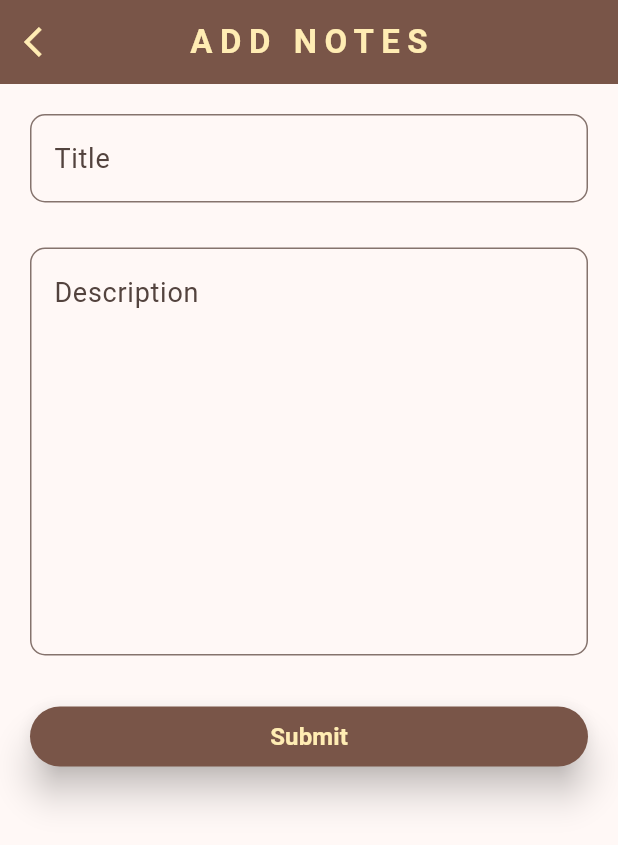
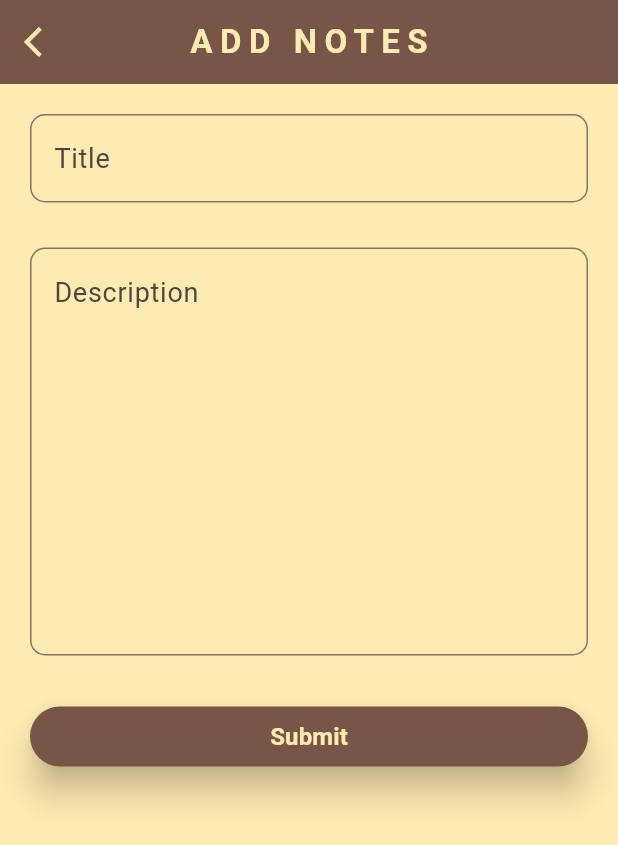
Before and after one commit to VivekR1990/todo-app-with-bloc-and-api, a Flutter app: the screen it shows after launch, after a tap on the "add" icon, on a phone screen of 412 x 824 dp. Shown: the top 845 px of the screen. Run offline on Flutter 3.47's test engine with Material 3 defaults, Android fonts, the phone set to English and light mode, and no system bars; our stand-ins replace bloc, flutter_bloc; network calls fail.

Commit message:
july commit

```diff
--- a/lib/main.dart
+++ b/lib/main.dart
@@ -31,7 +31,7 @@ class MyApp extends StatelessWidget {
         theme: ThemeData(
           colorScheme: ColorScheme.fromSeed(
               seedColor: Colors.brown,
-              background: Colors.amber[100]),
+              surface: Colors.amber[100]),
           useMaterial3: true,
         ),
         home: const ScreenHome(),
--- a/lib/screens/add_notes/add_note_bloc/add_state.dart
+++ b/lib/screens/add_notes/add_note_bloc/add_state.dart
@@ -1,11 +1,9 @@
+abstract class AddState {}
 
+abstract class AddActionState extends AddState {}
 
-abstract class AddState{}
+final class AddInitial extends AddState {}
 
- abstract class AddActionState extends AddState{}
+final class AddNoteSuccessState extends AddActionState {}
 
- final class AddInitial extends AddState{}
-
-  final class  AddNoteSuccessState extends AddActionState{}
-
-  final class AddNoteErrorState extends AddActionState{}
+final class AddNoteErrorState extends AddActionState {}
--- a/lib/screens/add_notes/add_notes.dart
+++ b/lib/screens/add_notes/add_notes.dart
@@ -48,7 +48,7 @@ class ScreenAddForm extends StatelessWidget {
                   "Note Added Successfuly!!",
                   style: TextStyle(color: Colors.white),
                 )));
-            context.read<HomeBloc>().add(FatchSuccessEvent());
+            context.read<HomeBloc>().add(FetchSuccessEvent());
           } else if (state is AddNoteErrorState) {
             ScaffoldMessenger.of(context).showSnackBar(const SnackBar(
                 behavior: SnackBarBehavior.floating,
--- a/lib/screens/edit_screen/edit_screen.dart
+++ b/lib/screens/edit_screen/edit_screen.dart
@@ -70,7 +70,7 @@ class _EDITSCREENState extends State<EDITSCREEN> {
                   style: TextStyle(color: Colors.white),
                 ),
               ));
-              context.read<HomeBloc>().add(FatchSuccessEvent());
+              context.read<HomeBloc>().add(FetchSuccessEvent());
             } else if (state is EditFaildState) {
               ScaffoldMessenger.of(context).showSnackBar(const SnackBar(
                   behavior: SnackBarBehavior.floating,
--- a/lib/screens/home/home_bloc/home_bloc.dart
+++ b/lib/screens/home/home_bloc/home_bloc.dart
@@ -7,7 +7,7 @@ part 'home_state.dart';
 class HomeBloc extends Bloc<HomeEvent, HomeState> {
   HomeBloc() : super(HomeInitial()) {
     on<FromNavigationEvent>(formNavigation);
-    on<FatchSuccessEvent>(fetchDatas);
+    on<FetchSuccessEvent>(fetchDatas);
     on<ShowDialogEvent>(showDialogEvent);
     on<DeleteNoteEvent>(deleteNoteEvent);
     on<UpdateNavigationEvent>(updateNavigation);
@@ -19,7 +19,7 @@ class HomeBloc extends Bloc<HomeEvent, HomeState> {
   }
 
   FutureOr<void> fetchDatas(
-      FatchSuccessEvent event, Emitter<HomeState> emit) async {
+      FetchSuccessEvent event, Emitter<HomeState> emit) async {
     emit(LoadingState());
     final notes = await Api.fetchNote();
     if (notes!.isNotEmpty) {
--- a/lib/screens/home/home_bloc/home_event.dart
+++ b/lib/screens/home/home_bloc/home_event.dart
@@ -1,20 +1,20 @@
+abstract class HomeEvent {}
 
+abstract class HomeActionEvent extends HomeEvent {}
 
- abstract class HomeEvent {}
+final class FetchSuccessEvent extends HomeActionEvent {}
 
- abstract class HomeActionEvent extends HomeEvent{}
+final class FromNavigationEvent extends HomeActionEvent {}
 
- final class FatchSuccessEvent extends HomeActionEvent{}
-
- final class FromNavigationEvent extends HomeActionEvent{}
- final class DeleteNoteEvent extends HomeActionEvent{
+final class DeleteNoteEvent extends HomeActionEvent {
   final String id;
   DeleteNoteEvent({required this.id});
- }
- final class ShowDialogEvent extends HomeActionEvent{}
+}
 
- final class UpdateNavigationEvent extends HomeActionEvent{
+final class ShowDialogEvent extends HomeActionEvent {}
+
+final class UpdateNavigationEvent extends HomeActionEvent {
   final String id;
   final Map map;
-  UpdateNavigationEvent({required this.id,required this.map});
- }
+  UpdateNavigationEvent({required this.id, required this.map});
+}
--- a/lib/screens/home/home_screen.dart
+++ b/lib/screens/home/home_screen.dart
@@ -20,7 +20,7 @@ class _ScreenHomeState extends State<ScreenHome> {
   @override
   void initState() {
     super.initState();
-    context.read<HomeBloc>().add(FatchSuccessEvent());
+    context.read<HomeBloc>().add(FetchSuccessEvent());
   }
 
   late String id;
--- a/lib/screens/widgets/dailogs_screen.dart
+++ b/lib/screens/widgets/dailogs_screen.dart
@@ -27,5 +27,5 @@ Future<void> alertMessage(BuildContext context, String id) {
 void delete(BuildContext context, String id) {
   context.read<HomeBloc>().add(DeleteNoteEvent(id: id));
   Navigator.of(context).pop();
-  context.read<HomeBloc>().add(FatchSuccessEvent());
+  context.read<HomeBloc>().add(FetchSuccessEvent());
 }
```
Also changed, not shown: lib/screens/add_notes/add_note_bloc/add_event.dart (+2 -5 lines), pubspec.lock.
